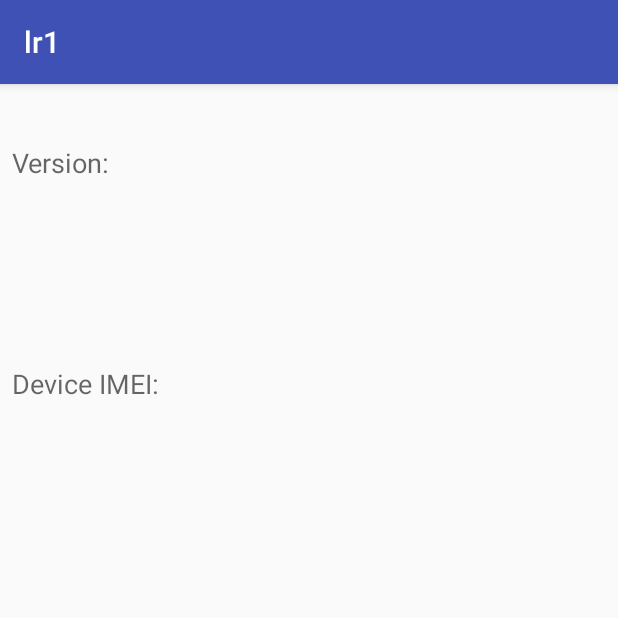
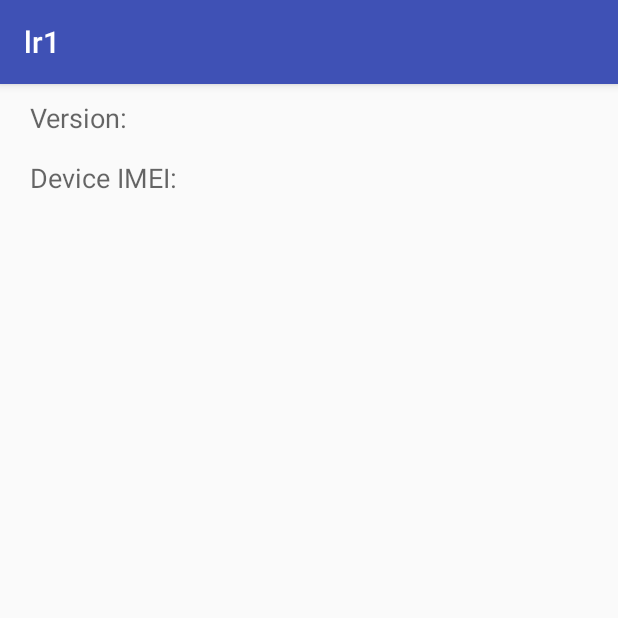
Before and after one commit to PalinaSh/LabWork-Android, an Android app: the screen it shows after launch (MainActivity), on a phone screen of 412 x 824 dp, the top half of it. Run offline under Robolectric (Android 15) with nearby library versions, the phone set to English and light mode, and no system bars; 1 statement that could not run was skipped.

Commit message:
Change view and debug printed version

```diff
--- a/app/build.gradle
+++ b/app/build.gradle
@@ -36,10 +36,11 @@ android {
         try {
             def stdout = new ByteArrayOutputStream()
             exec {
-                commandLine 'git', 'describe', '--tags', '--dirty'
+                commandLine 'git', 'describe', '--tags'
                 standardOutput = stdout
             }
-            return stdout.toString().trim()
+            def describeTags = stdout.toString().trim().split("-")
+            return describeTags[0] + "." + describeTags[1]
         }
         catch (ignored) {
             return null
--- a/app/src/main/java/com/example/palina/lr1/MainActivity.kt
+++ b/app/src/main/java/com/example/palina/lr1/MainActivity.kt
@@ -51,7 +51,7 @@ class MainActivity : AppCompatActivity() {
             }
         }
         else {
-            showIMEI()
+            printIMEI()
         }
     }
 
@@ -61,7 +61,7 @@ class MainActivity : AppCompatActivity() {
             PERMISSIONS_REQUEST_READ_PHONE_STATE -> {
                 // If request is cancelled, the result arrays are empty.
                 if ((grantResults.isNotEmpty() && grantResults[0] == PackageManager.PERMISSION_GRANTED)) {
-                    showIMEI()
+                    printIMEI()
                 } else {
                     imeiTextView?.text = resources.getString(R.string.noPermission)
                 }
@@ -72,12 +72,12 @@ class MainActivity : AppCompatActivity() {
         }
     }
 
-    private fun showIMEI(){
+    private fun printIMEI(){
         if (ActivityCompat.checkSelfPermission(this, Manifest.permission.READ_PHONE_STATE)
                 !=PackageManager.PERMISSION_GRANTED)
             return
         val tel = getSystemService(Context.TELEPHONY_SERVICE) as TelephonyManager
         val imei = tel.deviceId
-        imeiTextView?.text = imei
+        imeiTextView?.text = imei.toString()
     }
 }
--- a/app/src/main/res/layout/activity_main.xml
+++ b/app/src/main/res/layout/activity_main.xml
@@ -1,58 +1,61 @@
 <?xml version="1.0" encoding="utf-8"?>
-<android.support.constraint.ConstraintLayout xmlns:android="http://schemas.android.com/apk/res/android"
+<android.support.constraint.ConstraintLayout
+    xmlns:android="http://schemas.android.com/apk/res/android"
     xmlns:app="http://schemas.android.com/apk/res-auto"
     xmlns:tools="http://schemas.android.com/tools"
     android:layout_width="match_parent"
     android:layout_height="match_parent"
     tools:context=".MainActivity">
 
-    <!--TextView
-        android:layout_width="wrap_content"
-        android:layout_height="wrap_content"
-        android:text="Hello World!"
-        app:layout_constraintBottom_toBottomOf="parent"
-        app:layout_constraintLeft_toLeftOf="parent"
-        app:layout_constraintRight_toRightOf="parent"
-        app:layout_constraintTop_toTopOf="parent" />-->
-
-    <LinearLayout
-        android:layout_width="0dp"
-        android:layout_height="295dp"
-        android:layout_marginEnd="8dp"
-        android:layout_marginStart="8dp"
-        android:layout_marginTop="40dp"
-        android:orientation="vertical"
-        app:layout_constraintEnd_toEndOf="parent"
-        app:layout_constraintHorizontal_bias="0.0"
-        app:layout_constraintStart_toStartOf="parent"
-        app:layout_constraintTop_toTopOf="parent">
-
     <TextView
         android:layout_width="match_parent"
-            android:layout_height="0dp"
+        android:layout_height="wrap_content"
         android:layout_weight="1"
         android:text="@string/version"
-            android:textAppearance="@android:style/TextAppearance.Material.Medium" />
+        android:textAppearance="@android:style/TextAppearance.Material.Medium"
+
+        app:layout_constraintLeft_toLeftOf="parent"
+        android:layout_marginStart="20dp"
+
+        app:layout_constraintTop_toTopOf="parent"
+        android:layout_marginTop="10dp"/>
 
     <TextView
         android:id="@+id/versionTextView"
         android:layout_width="match_parent"
-            android:layout_height="0dp"
+        android:layout_height="wrap_content"
         android:layout_weight="1"
-            android:textAppearance="@android:style/TextAppearance.Material.Medium" />
+        android:textAppearance="@android:style/TextAppearance.Material.Medium"
+
+        app:layout_constraintLeft_toLeftOf="parent"
+        android:layout_marginStart="150dp"
+
+        app:layout_constraintTop_toTopOf="parent"
+        android:layout_marginTop="10dp"/>
 
     <TextView
         android:layout_width="match_parent"
-            android:layout_height="0dp"
+        android:layout_height="wrap_content"
         android:layout_weight="1"
         android:text="@string/IMEI"
-            android:textAppearance="@android:style/TextAppearance.Material.Medium" />
+        android:textAppearance="@android:style/TextAppearance.Material.Medium"
+
+        app:layout_constraintLeft_toLeftOf="parent"
+        android:layout_marginStart="20dp"
+
+        app:layout_constraintTop_toTopOf="parent"
+        android:layout_marginTop="50dp"/>
 
     <TextView
         android:id="@+id/imeiTextView"
         android:layout_width="match_parent"
-            android:layout_height="0dp"
-            android:layout_weight="1" />
-    </LinearLayout>
+        android:layout_height="wrap_content"
+        android:layout_weight="1"
+
+        app:layout_constraintLeft_toLeftOf="parent"
+        android:layout_marginStart="150dp"
+
+        app:layout_constraintTop_toTopOf="parent"
+        android:layout_marginTop="54dp"/>
 
 </android.support.constraint.ConstraintLayout>
```
Lines whose indentation alone changed are shown as unchanged.
